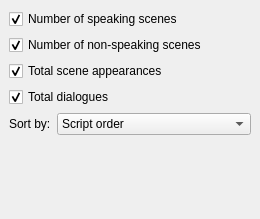
Qt form src/bin/Scenarist/UserInterfaceLayer/Statistics/StatisticsSettings.ui (dimkanovikov/KITScenarist) before a commit.
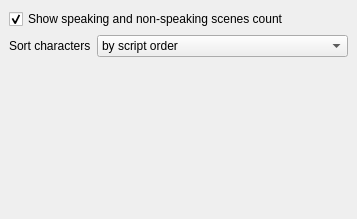
The same form after that commit. The open tabs and pages were chosen to show the change.

Commit message: Implemented scenes, locations, cast and character reports

Patch:
```diff
--- a/src/bin/Scenarist/UserInterfaceLayer/Statistics/StatisticsSettings.ui
+++ b/src/bin/Scenarist/UserInterfaceLayer/Statistics/StatisticsSettings.ui
@@ -6,7 +6,7 @@
    <rect>
     <x>0</x>
     <y>0</y>
-    <width>260</width>
+    <width>357</width>
     <height>219</height>
    </rect>
   </property>
@@ -152,58 +152,28 @@
     <item row="0" column="0" colspan="2">
      <widget class="QCheckBox" name="castNumberOfScenes">
       <property name="text">
-       <string>Number of speaking scenes</string>
+       <string>Show speaking and non-speaking scenes count</string>
       </property>
       <property name="checked">
        <bool>true</bool>
       </property>
      </widget>
     </item>
-    <item row="1" column="0" colspan="2">
-     <widget class="QCheckBox" name="castNumberOfNonspeakingScenes">
-      <property name="text">
-       <string>Number of non-speaking scenes</string>
-      </property>
-      <property name="checked">
-       <bool>true</bool>
-      </property>
-     </widget>
-    </item>
-    <item row="2" column="0" colspan="2">
-     <widget class="QCheckBox" name="castTotalSceneAppearances">
-      <property name="text">
-       <string>Total scene appearances</string>
-      </property>
-      <property name="checked">
-       <bool>true</bool>
-      </property>
-     </widget>
-    </item>
-    <item row="3" column="0" colspan="2">
-     <widget class="QCheckBox" name="castTotalDialogues">
-      <property name="text">
-       <string>Total dialogues</string>
-      </property>
-      <property name="checked">
-       <bool>true</bool>
-      </property>
-     </widget>
-    </item>
-    <item row="4" column="0">
+    <item row="1" column="0">
      <widget class="QLabel" name="label_4">
       <property name="text">
-       <string>Sort by:</string>
+       <string>Sort characters</string>
       </property>
      </widget>
     </item>
-    <item row="4" column="1">
+    <item row="1" column="1">
      <widget class="QComboBox" name="castSortBy">
       <property name="sizeAdjustPolicy">
        <enum>QComboBox::AdjustToContents</enum>
       </property>
       <item>
        <property name="text">
-        <string>Script order</string>
+        <string>by script order</string>
        </property>
       </item>
       <item>
```
Left out of the diff: 143 changed lines with no effect on the pictures. The commit also changes 37 other files.
